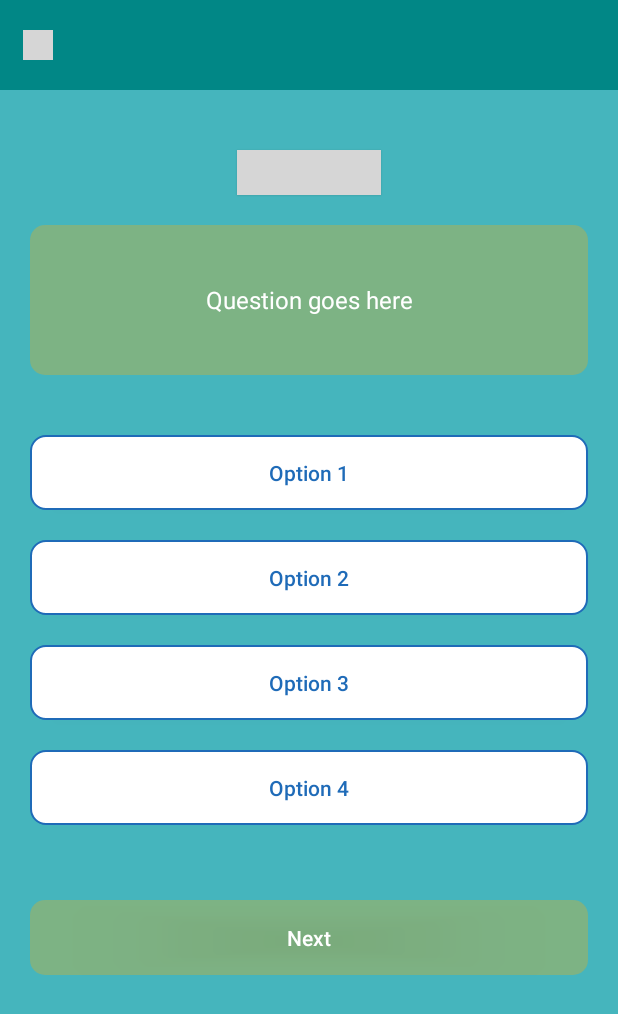
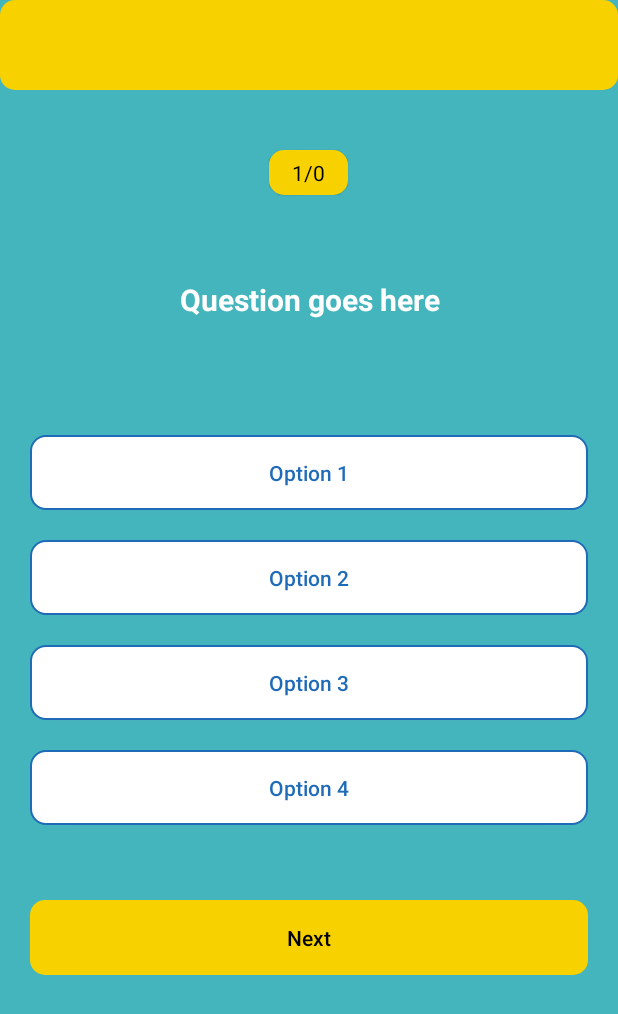
Before and after one commit to 1itachi/crack-it-up, an Android app: the QuizActivity screen opened directly, with no data from a screen before it, on a phone screen of 412 x 824 dp. Shown: the top 1014 px of the screen. Run offline under Robolectric (Android 15) with nearby library versions, the phone set to English and light mode, and no system bars; our stand-ins replace Firebase (no records; nobody signed in at launch, a user with empty details on screens opened directly); 5 statements that could not run were skipped; grey boxes are pictures that could not be loaded.

Commit message:
UI enhancements (#100)

```diff
--- a/app/src/main/java/edu/neu/madcourse/crack_it_up/QuizActivity.java
+++ b/app/src/main/java/edu/neu/madcourse/crack_it_up/QuizActivity.java
@@ -7,7 +7,6 @@ import android.graphics.Color;
 import android.os.Bundle;
 import android.view.View;
 import android.widget.Button;
-import android.widget.ImageView;
 import android.widget.TextView;
 import android.widget.Toast;
 
@@ -46,12 +45,11 @@ public class QuizActivity extends AppCompatActivity {
     @Override
     protected void onCreate(Bundle savedInstanceState) {
         super.onCreate(savedInstanceState);
-        setContentView(R.layout.activity_screen_slide_test);
+        setContentView(R.layout.activity_quiz);
 
         //set initial score to 0;
         userscore = 0;
 
-        final ImageView backBtn = findViewById(R.id.backBtn);
         final TextView selectedTopicName = findViewById(R.id.topicName);
 
         questions = findViewById(R.id.questions);
@@ -191,13 +189,6 @@ public class QuizActivity extends AppCompatActivity {
             }
         });
 
-        backBtn.setOnClickListener(new View.OnClickListener() {
-            @Override
-            public void onClick(View v) {
-                startActivity(new Intent(QuizActivity.this, TopicSelection.class));
-                finish();
-            }
-        });
     }
 
     private void nextQuestion() {
--- a/app/src/main/res/drawable/round_back_green10.xml
+++ b/app/src/main/res/drawable/round_back_green10.xml
@@ -2,7 +2,7 @@
 <shape xmlns:android="http://schemas.android.com/apk/res/android"
     android:shape="rectangle">
 
-    <solid android:color="#00C853"/>
+    <solid android:color="#8BE78B"/>
     <corners android:radius="10dp"/>
 
 </shape>
--- a/app/src/main/res/drawable/round_back_light_yellow10.xml
+++ b/app/src/main/res/drawable/round_back_light_yellow10.xml
@@ -2,7 +2,7 @@
 <shape xmlns:android="http://schemas.android.com/apk/res/android"
     android:shape="rectangle">
 
-    <solid android:color="#4DFFAB00"/>
+    <solid android:color="#F7D100"/>
     <corners android:radius="10dp"/>
 
 </shape>
--- a/app/src/main/res/drawable/round_back_red10.xml
+++ b/app/src/main/res/drawable/round_back_red10.xml
@@ -2,7 +2,7 @@
 <shape xmlns:android="http://schemas.android.com/apk/res/android"
     android:shape="rectangle">
 
-    <solid android:color="#DD2C00"/>
+    <solid android:color="#EB2D1D"/>
     <corners android:radius="10dp"/>
 
 </shape>
--- a/app/src/main/res/layout/activity_screen_slide_test.xml
+++ b/app/src/main/res/layout/activity_quiz.xml
@@ -15,15 +15,7 @@
     <RelativeLayout
         android:layout_width="match_parent"
         android:layout_height="60dp"
-        android:background="@color/teal_700">
-
-        <ImageView
-            android:id="@+id/backBtn"
-            android:layout_width="20dp"
-            android:layout_height="20dp"
-            android:layout_centerVertical="true"
-            android:layout_marginStart="15dp"
-            android:src="@drawable/ic_action_back" />
+        android:background="@drawable/round_back_light_yellow10">
 
         <TextView
             android:id="@+id/topicName"
@@ -31,9 +23,9 @@
             android:layout_height="wrap_content"
             android:layout_centerInParent="true"
             android:text="Selected Topic Name"
-            android:textColor="@color/colorWhite"
+            android:textColor="@color/black"
             android:textSize="18sp"
-            android:textStyle="bold"/>
+            />
 
     </RelativeLayout>
 
@@ -43,9 +35,10 @@
         android:layout_height="30dp"
         android:layout_gravity="center"
         android:layout_marginTop="40dp"
-        android:background="@drawable/round_back_white10"
+        android:background="@drawable/round_back_light_yellow10"
         android:elevation="1dp"
         android:gravity="center"
+        android:textColor="@color/black"
         android:paddingStart="15dp"
         android:paddingEnd="15dp"
         android:text="1/10"/>
@@ -57,13 +50,13 @@
         android:layout_marginStart="20dp"
         android:layout_marginEnd="20dp"
         android:layout_marginTop="20dp"
-        android:background="@drawable/round_back_light_yellow10"
         android:gravity="center"
         android:minHeight="100dp"
+        android:textSize="20sp"
+        android:textStyle="bold"
         android:text="Question goes here"
         android:padding="20dp"
-        android:textColor="@color/white"
-        android:textSize="16sp"/>
+        android:textColor="@color/white"/>
 
     <androidx.appcompat.widget.AppCompatButton
         android:id="@+id/option1"
@@ -122,7 +115,7 @@
         android:text="Next"
         android:background="@drawable/round_back_light_yellow10"
         android:textAllCaps="false"
-        android:textColor="@color/white"
+        android:textColor="@color/black"
         android:layout_marginEnd="20dp"/>
 
 </LinearLayout>
```
Also changed, not shown: app/src/main/java/edu/neu/madcourse/crack_it_up/ResultAnimation.java (+23 -0 lines), app/src/main/res/layout/activity_result_animation.xml (+4 -4 lines), app/src/main/res/layout/activity_screen_slide.xml (+14 -22 lines), app/src/main/res/layout/slide_layout.xml (+13 -11 lines).
